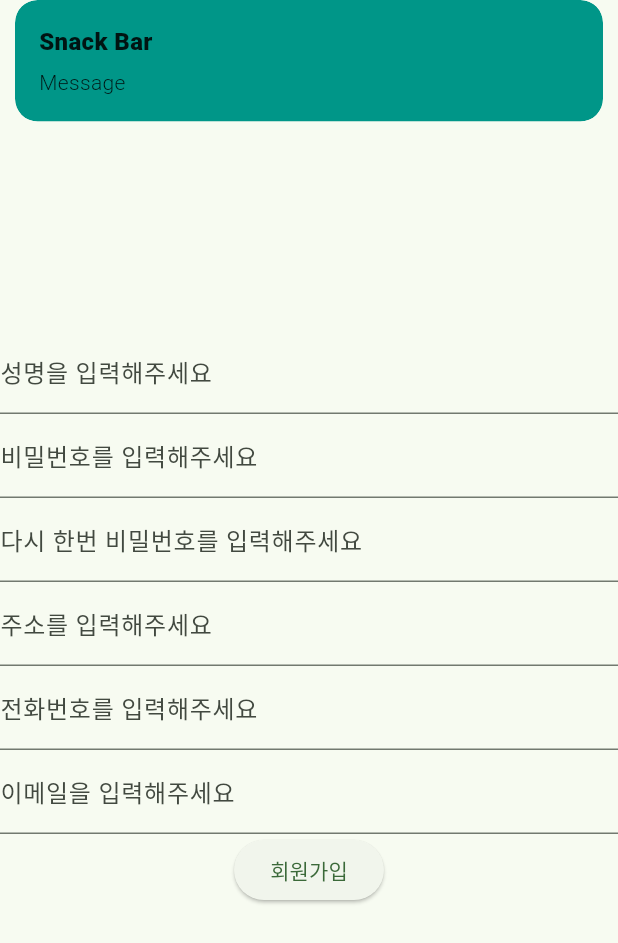
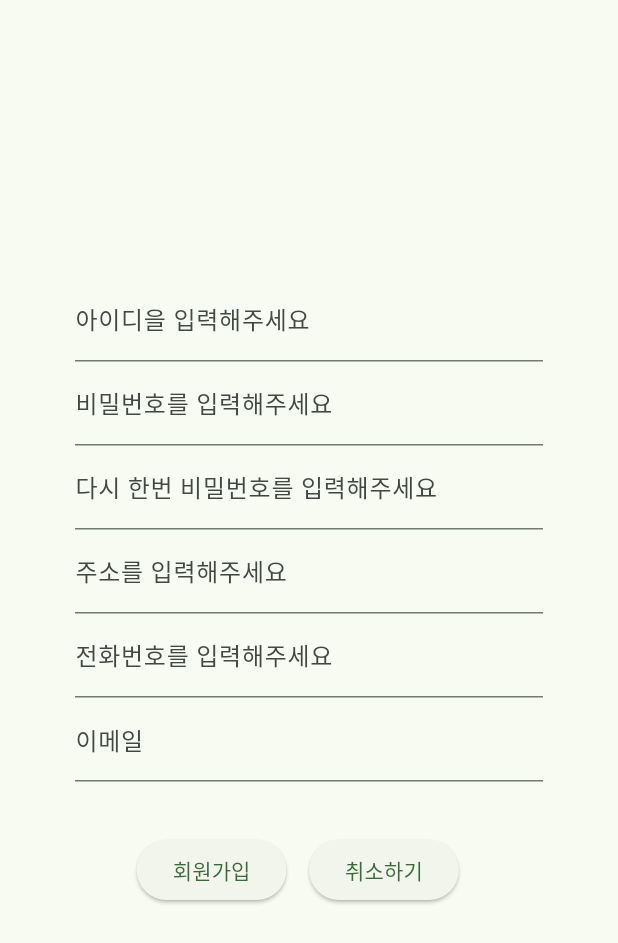
Before and after one commit to ethan-oh/todolist-flutter-app, a Flutter app: the LoginPage screen opened directly, after a tap on "회원가입", on a phone screen of 412 x 824 dp. Shown: the top 943 px of the screen. Run offline on Flutter 3.47's test engine with Material 2 defaults, Android fonts, the phone set to English and light mode, and no system bars; our stand-ins replace cloud_firestore, firebase_core, get, table_calendar; accounts and stored records are empty; network calls fail; Roboto replaces fonts that are missing (Yeongdeok).

Commit message:
로그인,회원가입 정규식 및 에러 메세지 설정

```diff
--- a/lib/view/join_page.dart
+++ b/lib/view/join_page.dart
@@ -1,21 +1,26 @@
+import 'package:cloud_firestore/cloud_firestore.dart';
 import 'package:flutter/material.dart';
-import 'package:get/instance_manager.dart';
+import 'package:flutter/services.dart';
+import 'package:get/get.dart';
 import 'package:get/route_manager.dart';
+import 'package:http/http.dart';
 
 class JoinPage extends StatefulWidget {
-  const JoinPage({super.key});
+  // final SignUpController signUpController = Get.put(SignUpController());
+
+  JoinPage({Key? key}) : super(key: key);
 
   @override
   State<JoinPage> createState() => _JoinPageState();
 }
 
 class _JoinPageState extends State<JoinPage> {
-  late TextEditingController userIdController;    // 아이디
-  late TextEditingController passwordController;  // 비밀번호
+  late TextEditingController userIdController; // 아이디
+  late TextEditingController passwordController; // 비밀번호
   late TextEditingController password2Controller; //2차 비밀번호 중복확인
-  late TextEditingController addressController;    //주소
-  late TextEditingController phoneController;  //핸드폰번호
-  late TextEditingController emailController;    //이메일
+  late TextEditingController addressController; //주소
+  late TextEditingController phoneController; //핸드폰번호
+  late TextEditingController emailController; //이메일
 
   @override
   void initState() {
@@ -32,53 +37,159 @@ class _JoinPageState extends State<JoinPage> {
   Widget build(BuildContext context) {
     return Scaffold(
       body: Center(
+        child: Padding(
+          padding: const EdgeInsets.all(50.0),
           child: Column(
             mainAxisAlignment: MainAxisAlignment.center,
             children: [
               TextField(
+                inputFormatters: <TextInputFormatter>[
+                  //한글을 제외한 영어 대,소문자,숫자 입력 가능
+                  FilteringTextInputFormatter.allow(RegExp(r'[a-zA-Z0-9]')),
+                ],
                 controller: userIdController,
-              decoration: InputDecoration(
-                labelText: '성명을 입력해주세요'
+                decoration: const InputDecoration(
+                  labelText: '아이디을 입력해주세요',
                 ),
               ),
               TextField(
+                inputFormatters: <TextInputFormatter>[
+                  //특수문자를 제외한 문자,숫자 입력 가능
+                  FilteringTextInputFormatter.allow(RegExp(r'[a-zA-Z0-9가-힣]')),
+                  LengthLimitingTextInputFormatter(10),
+                ],
+                onChanged: (value) {},
                 controller: passwordController,
-              decoration: InputDecoration(
-                labelText: '비밀번호를 입력해주세요'
+                decoration: const InputDecoration(
+                  labelText: '비밀번호를 입력해주세요',
                 ),
               ),
               TextField(
+                inputFormatters: <TextInputFormatter>[
+                  //특수문자를 제외한 문자,숫자 입력 가능
+                  FilteringTextInputFormatter.allow(RegExp(r'[a-zA-Z0-9가-힣]'),),
+                  LengthLimitingTextInputFormatter(10),
+                ],
                 controller: password2Controller,
-              decoration: InputDecoration(
-                labelText: '다시 한번 비밀번호를 입력해주세요'
-              ),
+                decoration: InputDecoration(labelText: '다시 한번 비밀번호를 입력해주세요'),
               ),
               TextField(
                 controller: addressController,
-              decoration: InputDecoration(
-                labelText: '주소를 입력해주세요'
-              ),
+                decoration: InputDecoration(labelText: '주소를 입력해주세요'),
               ),
               TextField(
                 controller: phoneController,
+                inputFormatters: [
+                  FilteringTextInputFormatter.allow(RegExp(r'[0-9-]')),
+                  LengthLimitingTextInputFormatter(13),
+                ],
+                onChanged: (value) {
+                  final RegExp phoneRegex =
+                      RegExp(r'^[0-9]{3}-[0-9]{3,4}-[0-9]{4}$');
+                  if (phoneRegex.hasMatch(value)) {
+                  } else {}
+                },
                 decoration: InputDecoration(
-                labelText: '전화번호를 입력해주세요'
+                  labelText: '전화번호를 입력해주세요',
                 ),
               ),
               TextField(
                 controller: emailController,
+                inputFormatters: [
+                  FilteringTextInputFormatter.allow(RegExp(r'[a-zA-Z0-9@._-]')),
+                ],
                 decoration: InputDecoration(
-                labelText: '이메일을 입력해주세요'
+                  labelText: '이메일',
                 ),
+                onChanged: (value) {
+                  final RegExp emailRegex =
+                      RegExp(r'^[\w-\.]+@([\w-]+\.)+[\w-]{2,}$');
+                  if (emailRegex.hasMatch(value)) {
+                  } else {
+                  }
+                },
               ),
+              Padding(
+                padding: const EdgeInsets.all(20.0),
+                child: Row(
+                  mainAxisAlignment: MainAxisAlignment.center,
+                  children: [
+                    ElevatedButton(
+                      //텍스트 필드 미입력시 팝업
+                      onPressed: () {
+                        if (userIdController.text.trim().isEmpty) {
+                          Get.snackbar(
+                            '알림',
+                            '아이디를 입력해주세요.',
+                            snackPosition: SnackPosition.BOTTOM,
+                          );
+                        } else if (passwordController.text.trim().isEmpty) {
+                          Get.snackbar(
+                            '알림',
+                            '패스워드를 입력해주세요.',
+                            snackPosition: SnackPosition.BOTTOM,
+                          );
+                        } else if (password2Controller.text.trim().isEmpty) {
+                          Get.snackbar(
+                            '알림',
+                            '재비밀번호를 입력해주세요.',
+                            snackPosition: SnackPosition.BOTTOM,
+                          );
+                        } else if (addressController.text.trim().isEmpty) {
+                          Get.snackbar(
+                            '알림',
+                            '주소를 입력해주세요.',
+                            snackPosition: SnackPosition.BOTTOM,
+                          );
+                        } else if (phoneController.text.trim().isEmpty) {
+                          Get.snackbar(
+                            '알림',
+                            '전화번호를 입력해주세요.',
+                            snackPosition: SnackPosition.BOTTOM,
+                          );
+                        } else if (emailController.text.trim().isEmpty) {
+                          Get.snackbar(
+                            '알림',
+                            '이메일를 입력해주세요.',
+                            snackPosition: SnackPosition.BOTTOM,
+                          );
+                        } else {
+                          // 이전 화면으로 돌아가기
+                          Get.back();
+                        }
+                      },
+                      child: const Text('회원가입'),
+                    ),
+                    Padding(
+                      padding: const EdgeInsets.all(15.0),
+                      child: Row(
+                        children: [
                           ElevatedButton(
                                       onPressed: () {
                                         Get.back();
                                       },
-              child: const Text('회원가입'))
+                                      child:const Text('취소하기')),
                         ],
+                      ),
+                    )
+                  ],
+                ),
+              ),
+
+
+            ],
+          ),
         ),
       ),
     );
   }
+
+  // FirebaseFirestore.instance.collection('customer').add({
+  //                 'id': userIdController.text,
+  //                 'password': passwordController.text,
+  //                 'password2': password2Controller.text,
+  //                 'address': addressController.text,
+  //                 'phone': phoneController.text,
+  //                 'email': emailController.text,
+  //               });
 }
--- a/lib/view/login_page.dart
+++ b/lib/view/login_page.dart
@@ -1,6 +1,9 @@
+import 'package:cloud_firestore/cloud_firestore.dart';
 import 'package:flutter/material.dart';
-import 'package:shared_preferences/shared_preferences.dart';
+import 'package:flutter/services.dart';
 import 'package:get/get.dart';
+import 'package:team_four_todo_list_app/model/memo/customer.dart';
+import 'package:team_four_todo_list_app/model/memo/message.dart';
 import 'package:team_four_todo_list_app/view/join_page.dart';
 
 class LoginPage extends StatefulWidget {
@@ -10,9 +13,8 @@ class LoginPage extends StatefulWidget {
   State<LoginPage> createState() => _LoginPageState();
 }
 
-class _LoginPageState extends State<LoginPage> with WidgetsBindingObserver{
-
-   late AppLifecycleState _lastLifeCycleState;
+class _LoginPageState extends State<LoginPage> with WidgetsBindingObserver {
+  //  late AppLifecycleState _lastLifeCycleState;
 
   late TextEditingController userIdController;
   late TextEditingController passwordController;
@@ -23,34 +25,6 @@ class _LoginPageState extends State<LoginPage> with WidgetsBindingObserver{
     WidgetsBinding.instance.addObserver(this);
     userIdController = TextEditingController();
     passwordController = TextEditingController();
-    _initSharedpreferences();
-  }
-
-  @override
-  void dispose() {
-    _disposeSharedPreferences();
-    super.dispose();
-  }
-
-  @override
-  void didChangeAppLifecycleState(AppLifecycleState state) {
-    switch (state){
-      case AppLifecycleState.detached:
-      print('detached');
-      break;
-      case AppLifecycleState.resumed:
-      print('resumed');
-      break;
-      case AppLifecycleState.inactive:
-      _disposeSharedPreferences();
-      print('inactive');
-      break;
-      case AppLifecycleState.paused:
-      print('paused');
-      break;
-    }
-    _lastLifeCycleState = state;
-    super.didChangeAppLifecycleState(state);
   }
 
   @override
@@ -60,68 +34,69 @@ class _LoginPageState extends State<LoginPage> with WidgetsBindingObserver{
         title: const Text('Log In'),
       ),
       body: Center(
+        child: Padding(
+          padding: const EdgeInsets.all(50.0),
           child: Column(
+            mainAxisAlignment: MainAxisAlignment.center,
             children: [
               TextField(
+                inputFormatters: <TextInputFormatter>[
+                  FilteringTextInputFormatter.allow(RegExp(r'[a-zA-Z0-9]')),
+                ],
                 controller: userIdController,
+                decoration: const InputDecoration(
+                    labelText: '아이디를 입력해주세요', hintText: '영어와 숫자만 입력하세요'),
               ),
               TextField(
+                inputFormatters: <TextInputFormatter>[
+                  FilteringTextInputFormatter.allow(RegExp(r'[a-zA-Z0-9]')),
+                ],
                 controller: passwordController,
+                decoration: const InputDecoration(
+                  labelText: '비밀번호 입력해주세요',
+                  hintText: '영어와 숫자만 입력하세요',
                 ),
-            ElevatedButton(
-              onPressed: ()  {
-                // Get.to(const Calender); 작성페이지 이동 변경 필요
+              ),
+              Padding(
+                padding: const EdgeInsets.all(30.0),
+                child: ElevatedButton(
+                  onPressed: () {
+                    // Get.to(const Calender); <- 작성페이지 이름 변경 필요
+                    if (userIdController.text.trim().isEmpty) {
+                      // 유저 아이디 필드가 비어있을 경우
                       Get.snackbar(
-                  "Snack Bar",
-                  'Message',
+                        '빈칸을 채워주세요',
+                        '아이디를 입력해주세요',
                         snackPosition: SnackPosition.TOP,
                         duration: const Duration(seconds: 2),
                         backgroundColor: Colors.teal,
                       );
-              },
-              child: const Text('로그인'),),
-            ElevatedButton(
-              onPressed: () {
-                Get.to(const JoinPage());
-
+                    } else if (passwordController.text.trim().isEmpty) {
+                      // 비밀번호 필드가 비어있을 경우
                       Get.snackbar(
-                  "Snack Bar",
-                  'Message',
+                        '빈칸을 채워주세요',
+                        '비밀번호를 입력해주세요',
                         snackPosition: SnackPosition.TOP,
                         duration: const Duration(seconds: 2),
                         backgroundColor: Colors.teal,
                       );
+                    } else {
+                      //Get.to('페이지'), 작성페이지 써야함
+                    }
                   },
-              child: const Text('회원가입'),),
+                  child: const Text('로그인'),
+                ),
+              ),
+              ElevatedButton(
+                onPressed: () {
+                  Get.to(JoinPage());
+                },
+                child: const Text('회원가입'),
+              ),
             ],
           ),
         ),
-
+      ),
     );
   }
-
-
-_initSharedpreferences()async{
-  final prefs = await SharedPreferences.getInstance();
-  userIdController.text = prefs.getString('p_userId') ?? "";
-  passwordController.text = prefs.getString('p_password') ?? "";
-
-  //앱을 종료하고 다시 실행하면 SharedPreferences에 남아 있으므로 앱을 종료시 정리해야한다.
-  print(userIdController);
-  print(passwordController);
 }
-
-_saveSharedPreferences() async{
-  final prefs = await SharedPreferences.getInstance();
-  prefs.setString('p_userId', userIdController.text);
-  prefs.setString('p_password', passwordController.text);
-}
-
-
-_disposeSharedPreferences() async{
-  final prefs = await SharedPreferences.getInstance();
-  prefs.clear();
-}
-
-
-}//end
```
Lines whose indentation alone changed are shown as unchanged.
